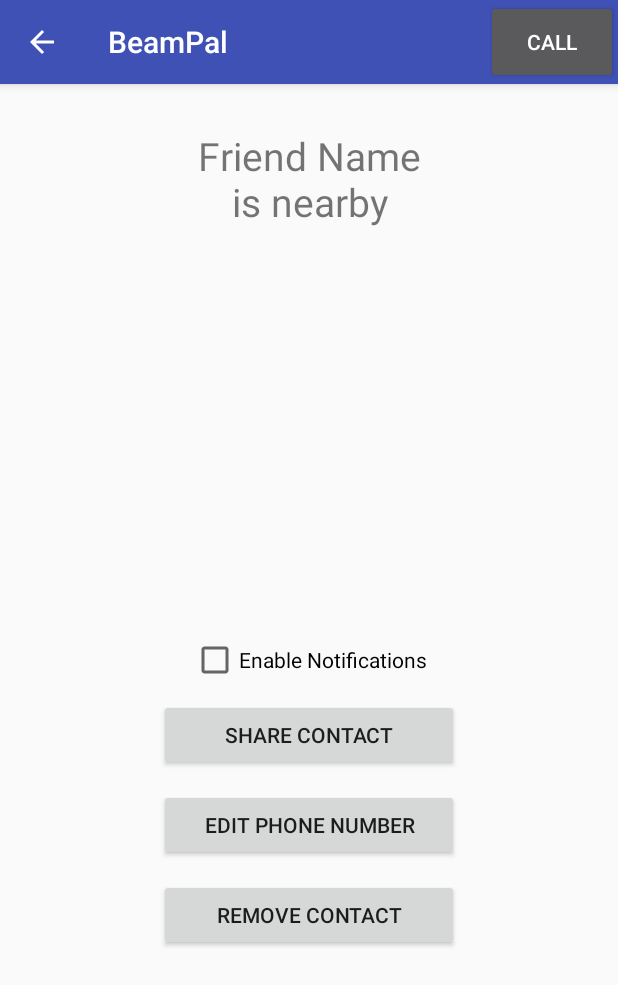
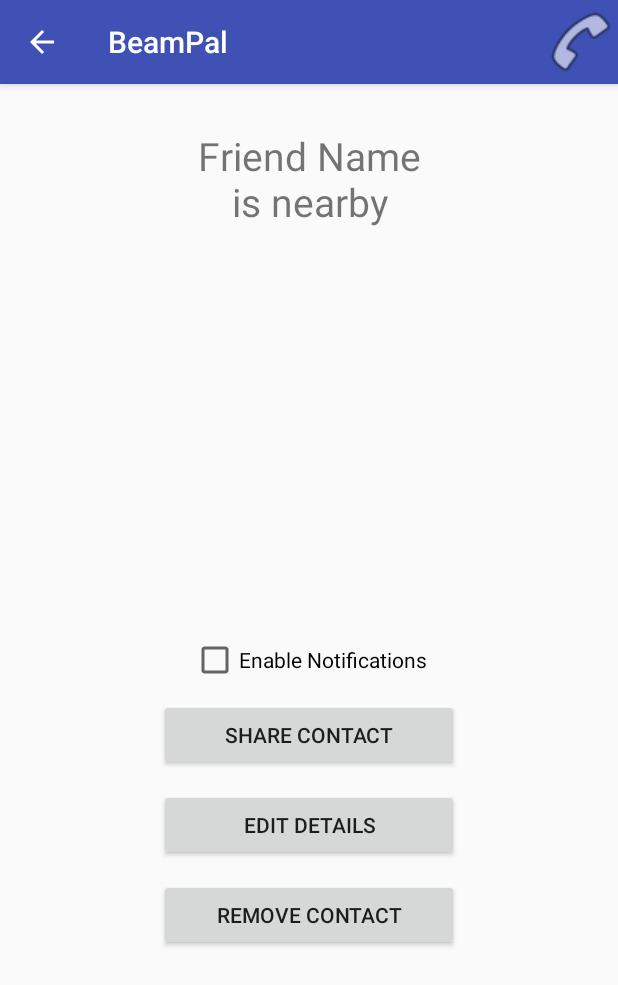
Before and after one commit to trncaqch/mobhci, an Android app: the FriendActivity screen opened directly, with no data from a screen before it, on a phone screen of 412 x 824 dp. Shown: the top 985 px of the screen. Run offline under Robolectric (Android 15) with nearby library versions, the phone set to English and light mode, and no system bars; libraries missing offline, so code that uses them is left out: org.altbeacon.beacon; 7 statements that could not run were skipped.

Commit message:
Making calls, updates, improved error handling, etc

```diff
--- a/FriendFinder/app/src/main/res/layout/activity_friend.xml
+++ b/FriendFinder/app/src/main/res/layout/activity_friend.xml
@@ -19,9 +19,9 @@
             app:popupTheme="@style/AppTheme.PopupOverlay">
 
             <Button
-                android:layout_width="wrap_content"
-                android:layout_height="match_parent"
-                android:text="Call"
+                android:layout_width="50dp"
+                android:layout_height="50dp"
+                android:background="@android:drawable/ic_menu_call"
                 android:layout_gravity="right"
                 android:onClick="callFriend"
                 />
--- a/FriendFinder/app/src/main/res/values/strings.xml
+++ b/FriendFinder/app/src/main/res/values/strings.xml
@@ -21,5 +21,9 @@
     <string name="delete">Remove</string>
     <string name="cancel">Cancel</string>
     <string name="not_implemented">Not Implemented</string>
-    <string name="edit_phone_number">Edit Phone Number</string>
+    <string name="edit_phone_number">Edit Details</string>
+    <string name="name_hint">Name</string>
+    <string name="phone_hint">Phone Number</string>
+    <string name="save">Save</string>
+    <string name="cant_make_call">Unable to make call</string>
 </resources>
```
Also changed, not shown: FriendFinder/app/src/main/java/uk/ac/gla/dcs/friendfinder/DatabaseHelper.java (+8 -0 lines), FriendFinder/app/src/main/java/uk/ac/gla/dcs/friendfinder/FriendActivity.java (+39 -7 lines).
